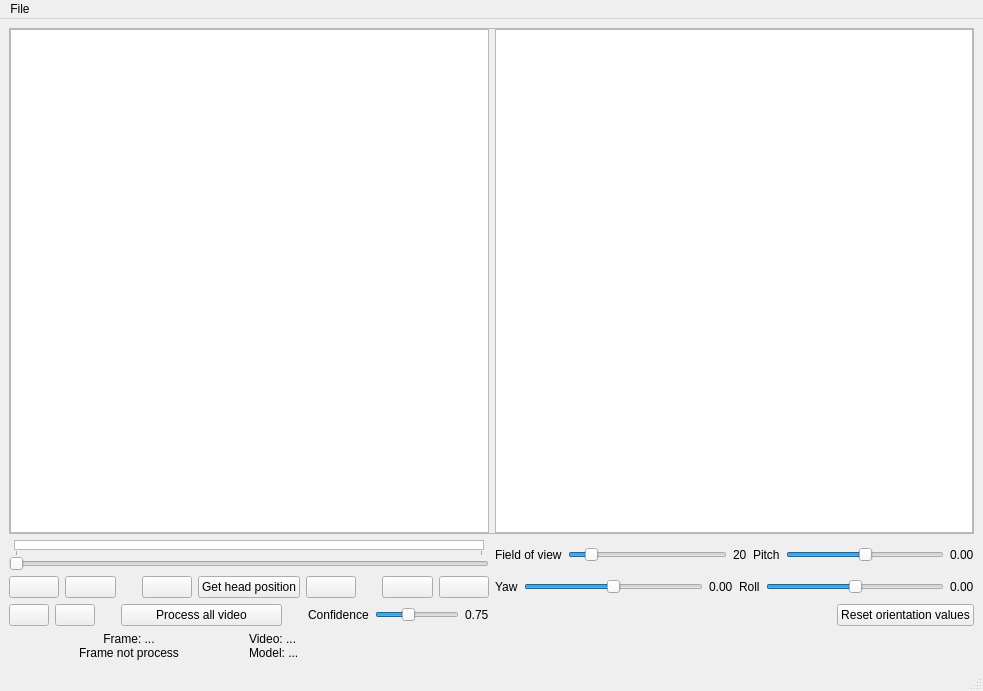
This is code/ui/main.ui in senecolas/IRC3D-head-compare as Qt 5 draws it before an edit. The edited form follows.
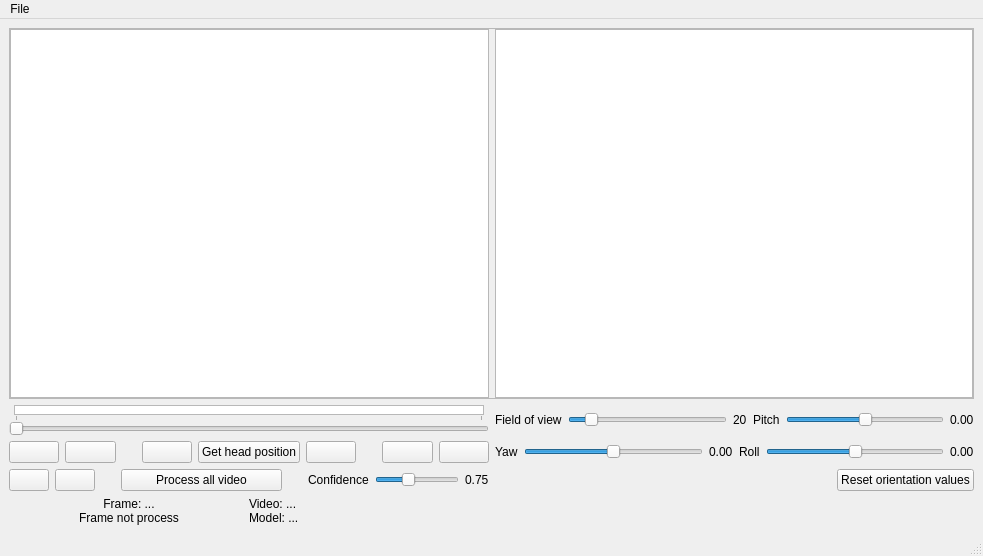
This is the edited form. Icons and pictures are not drawn.

Commit message: Orientation management corrected + rest values button

```diff
--- a/code/ui/main.ui
+++ b/code/ui/main.ui
@@ -7,7 +7,7 @@
     <x>0</x>
     <y>0</y>
     <width>983</width>
-    <height>691</height>
+    <height>556</height>
    </rect>
   </property>
   <property name="minimumSize">
```
The commit also changes 2 other files.
